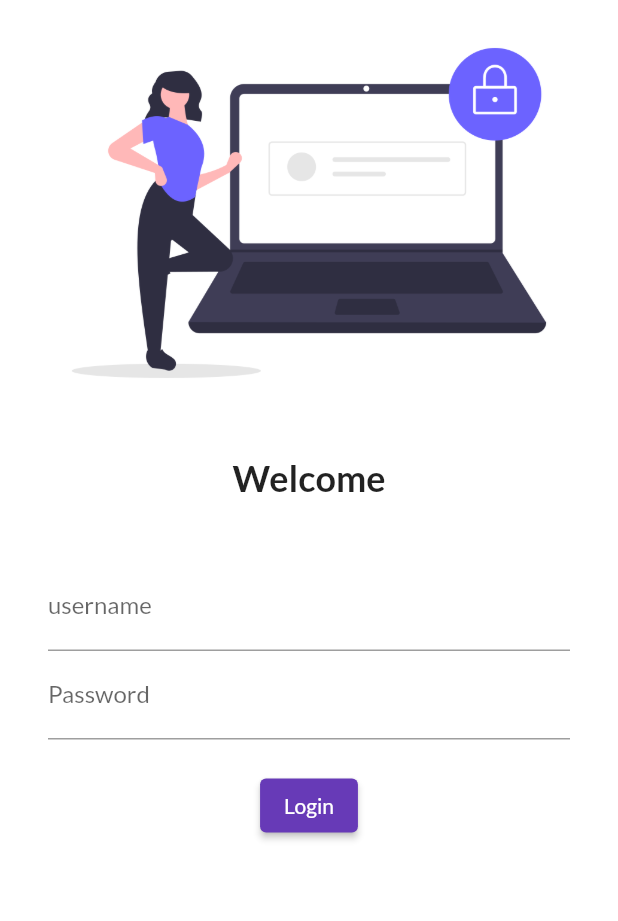
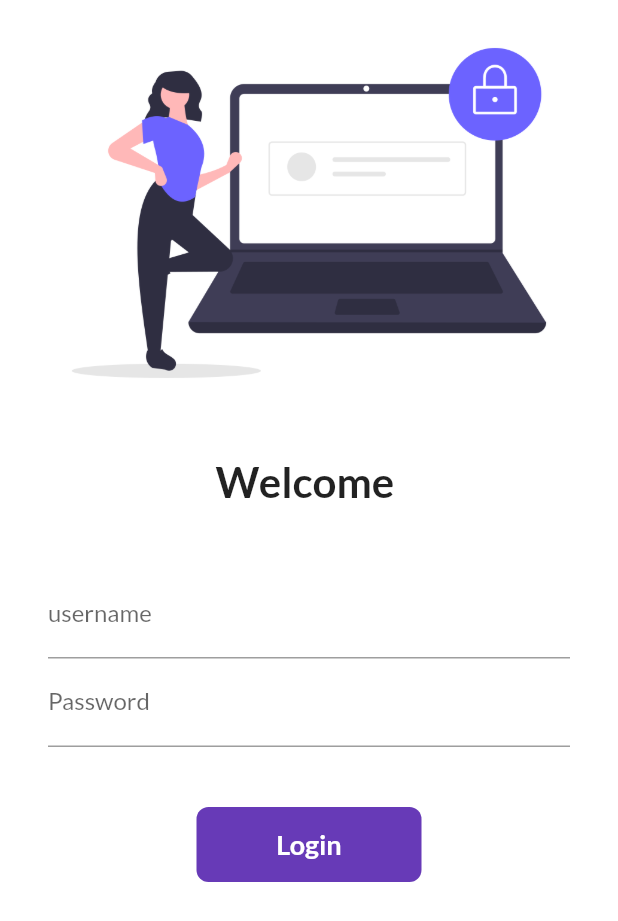
Before and after one commit to mohitsom29/30daysflutter, a Flutter app: the screen it shows after launch, on a phone screen of 412 x 824 dp. Shown: the top 921 px of the screen. Run offline on Flutter 3.47's test engine with Material 2 defaults, Android fonts, the phone set to English and light mode, and no system bars; our stand-ins replace google_fonts.

Commit message:
Day6 completed

```diff
--- a/lib/main.dart
+++ b/lib/main.dart
@@ -1,5 +1,6 @@
 import 'package:flutter/material.dart';
 import 'package:flutter_app/pages/login_page.dart';
+import 'package:flutter_app/utility/routes.dart';
 import 'package:google_fonts/google_fonts.dart';
 import 'pages/home_page.dart';
 
@@ -24,8 +25,8 @@ class MyApp extends StatelessWidget {
       initialRoute: "/",
       routes: {
         "/": (context) => LoginPage(),
-        "/home": (context) => HomePage(),
-        "/login": (context) => LoginPage(),
+        MyRoutes.homeRoute: (context) => HomePage(),
+        MyRoutes.loginRoute: (context) => LoginPage(),
       },
     );
   }
--- a/lib/pages/home_page.dart
+++ b/lib/pages/home_page.dart
@@ -7,14 +7,12 @@ class HomePage extends StatelessWidget {
   Widget build(BuildContext context) {
     return Scaffold(
       appBar: AppBar(
-        title: Text("Catalog App"),
+        title: const Text("Catalog App"),
       ),
       body: Center(
-        child: Container(
-          child: Text("Welcome to $day days of flutter by $name"),
-        ),
+        child: Text("Welcome to $day days of flutter by $name"),
       ),
-      drawer: Drawer(),
+      drawer: const Drawer(),
     );
   }
 }
--- a/lib/pages/login_page.dart
+++ b/lib/pages/login_page.dart
@@ -1,24 +1,32 @@
 import 'package:flutter/material.dart';
+import 'package:flutter_app/utility/routes.dart';
 
-class LoginPage extends StatelessWidget {
+class LoginPage extends StatefulWidget {
+  @override
+  State<LoginPage> createState() => _LoginPageState();
+}
+
+class _LoginPageState extends State<LoginPage> {
+  String name = "";
+  bool changedbutton = false;
   @override
   Widget build(BuildContext context) {
     return Material(
         color: Colors.white,
-        child: Column(
-          children: [
+        child: SingleChildScrollView(
+          child: Column(children: [
             Image.asset("assests/images/login_img.png", fit: BoxFit.cover),
-            SizedBox(
+            const SizedBox(
               height: 20.0,
             ),
             Text(
-              "Welcome",
-              style: TextStyle(
-                fontSize: 24,
+              "Welcome $name",
+              style: const TextStyle(
+                fontSize: 28,
                 fontWeight: FontWeight.bold,
               ),
             ),
-            SizedBox(
+            const SizedBox(
               height: 26.0,
             ),
             Padding(
@@ -27,31 +35,68 @@ class LoginPage extends StatelessWidget {
                 child: Column(
                   children: [
                     TextFormField(
-                      decoration: InputDecoration(
+                      decoration: const InputDecoration(
                         hintText: "Enter username",
                         labelText: "username",
                       ),
+                      onChanged: (value) {
+                        name = value;
+                        setState(() {});
+                      },
                     ),
                     TextFormField(
                       obscureText: true,
-                      decoration: InputDecoration(
+                      decoration: const InputDecoration(
                         hintText: "Enter password",
                         labelText: "Password",
                       ),
                     ),
-                    SizedBox(
-                      height: 20.0,
+                    const SizedBox(
+                      height: 40.0,
                     ),
-                    ElevatedButton(
-                      onPressed: () {
-                        print("hi!!");
+                    InkWell(
+                      onTap: () async {
+                        setState(() {
+                          changedbutton = true;
+                        });
+                        await Future.delayed(const Duration(seconds: 1));
+                        // ignore: use_build_context_synchronously
+                        Navigator.pushNamed(context, MyRoutes.homeRoute);
                       },
-                      child: Text("Login"),
-                      style: TextButton.styleFrom(),
-                    )
+                      child: AnimatedContainer(
+                        duration: const Duration(seconds: 1),
+                        width: changedbutton ? 50 : 150,
+                        height: 50,
+                        alignment: Alignment.center,
+                        decoration: BoxDecoration(
+                            color: Colors.deepPurple,
+                            borderRadius:
+                                BorderRadius.circular(changedbutton ? 50 : 8)),
+                        child: changedbutton
+                            ? const Icon(
+                                Icons.done,
+                                color: Colors.white,
+                              )
+                            : const Text(
+                                "Login",
+                                style: TextStyle(
+                                    color: Colors.white,
+                                    fontWeight: FontWeight.bold,
+                                    fontSize: 18),
+                              ),
+                      ),
+                    ),
+                    // ElevatedButton(
+                    //   onPressed: () {
+                    //     Navigator.pushNamed(context, MyRoutes.homeRoute);
+                    //   },
+                    //   style: TextButton.styleFrom(
+                    //       minimumSize: const Size(150, 40)),
+                    //   child: const Text("Login"),
+                    // )
                   ],
-                )),
-          ],
+                ))
+          ]),
         ));
   }
 }
--- /dev/null
+++ b/lib/utility/routes.dart
@@ -0,0 +1,4 @@
+class MyRoutes {
+  static String loginRoute = "/login";
+  static String homeRoute = "/home";
+}
```
